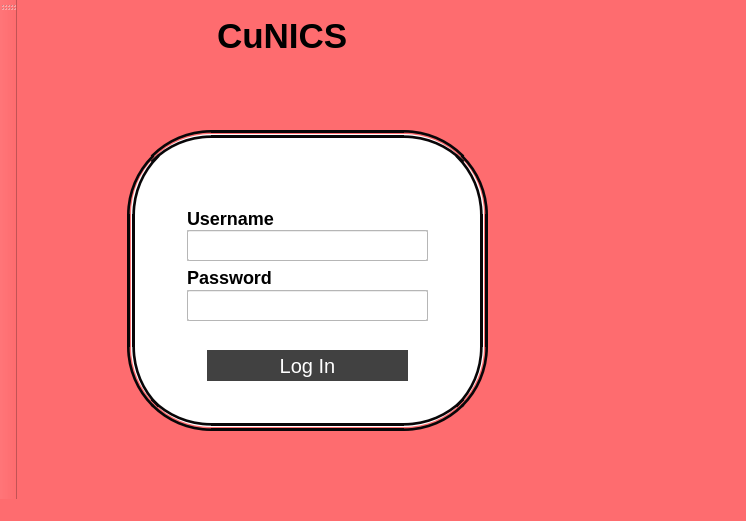
Qt form TeamOOPS_cuNICS/mainwindow.ui (MA-Repos/cuNICS) before a commit.
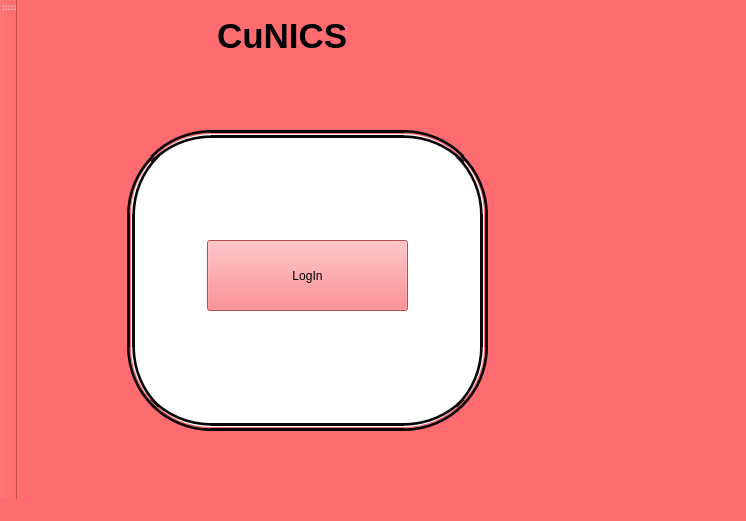
The same form after that commit.

The edit to the form file:
```diff
--- a/TeamOOPS_cuNICS/mainwindow.ui
+++ b/TeamOOPS_cuNICS/mainwindow.ui
@@ -41,109 +41,13 @@
     <property name="frameShadow">
      <enum>QFrame::Raised</enum>
     </property>
-    <widget class="QFrame" name="frame_2">
-     <property name="geometry">
-      <rect>
-       <x>60</x>
-       <y>100</y>
-       <width>241</width>
-       <height>31</height>
-      </rect>
-     </property>
-     <property name="styleSheet">
-      <string notr="true">background-color: rgb(255, 255, 255);</string>
-     </property>
-     <property name="frameShape">
-      <enum>QFrame::StyledPanel</enum>
-     </property>
-     <property name="frameShadow">
-      <enum>QFrame::Raised</enum>
-     </property>
-     <widget class="QLineEdit" name="lineEdit_username">
-      <property name="geometry">
-       <rect>
-        <x>0</x>
-        <y>0</y>
-        <width>241</width>
-        <height>31</height>
-       </rect>
-      </property>
-     </widget>
-    </widget>
-    <widget class="QFrame" name="frame_3">
-     <property name="geometry">
-      <rect>
-       <x>60</x>
-       <y>160</y>
-       <width>241</width>
-       <height>31</height>
-      </rect>
-     </property>
-     <property name="styleSheet">
-      <string notr="true">background-color: rgb(255, 255, 255);</string>
-     </property>
-     <property name="frameShape">
-      <enum>QFrame::StyledPanel</enum>
-     </property>
-     <property name="frameShadow">
-      <enum>QFrame::Raised</enum>
-     </property>
-    </widget>
-    <widget class="QLabel" name="label_username">
-     <property name="geometry">
-      <rect>
-       <x>60</x>
-       <y>70</y>
-       <width>111</width>
-       <height>36</height>
-      </rect>
-     </property>
-     <property name="styleSheet">
-      <string notr="true">#label_username{
-font-family: Helvetica Neue,Helvetica,Arial,sans-serif;
-	font-size: 18px;
-	font-style: normal;
-	font-variant: normal;
-	font-weight: 700;
-	line-height: 12.6px;
-background-color: rgba(0,0,0,0);
-}</string>
-     </property>
-     <property name="text">
-      <string>Username</string>
-     </property>
-    </widget>
-    <widget class="QLabel" name="label_password">
-     <property name="geometry">
-      <rect>
-       <x>60</x>
-       <y>130</y>
-       <width>98</width>
-       <height>35</height>
-      </rect>
-     </property>
-     <property name="styleSheet">
-      <string notr="true">#label_password{
-font-family: Helvetica Neue,Helvetica,Arial,sans-serif;
-	font-size: 18px;
-	font-style: normal;
-	font-variant: normal;
-	font-weight: 700;
-	line-height: 12.6px;
-background-color: rgba(0,0,0,0);
-}</string>
-     </property>
-     <property name="text">
-      <string>Password</string>
-     </property>
-    </widget>
-    <widget class="QPushButton" name="logi_button">
+    <widget class="QPushButton" name="login_button">
      <property name="geometry">
       <rect>
        <x>80</x>
-       <y>220</y>
+       <y>110</y>
        <width>201</width>
-       <height>31</height>
+       <height>71</height>
       </rect>
      </property>
      <property name="styleSheet">
@@ -155,20 +59,7 @@
 }</string>
      </property>
      <property name="text">
-      <string>Log In</string>
-     </property>
-    </widget>
-    <widget class="QLineEdit" name="lineEdit_password">
-     <property name="geometry">
-      <rect>
-       <x>60</x>
-       <y>160</y>
-       <width>241</width>
-       <height>31</height>
-      </rect>
-     </property>
-     <property name="styleSheet">
-      <string notr="true">background-color: rgb(255, 255, 255);</string>
+      <string>LogIn</string>
      </property>
     </widget>
    </widget>
```
